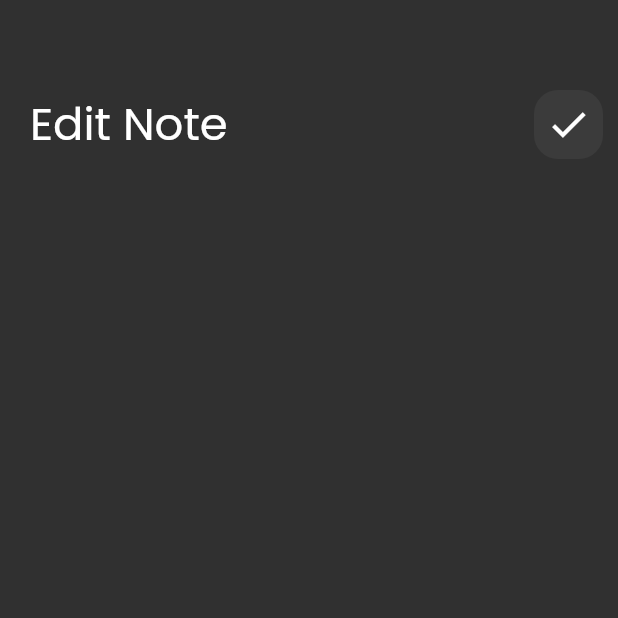
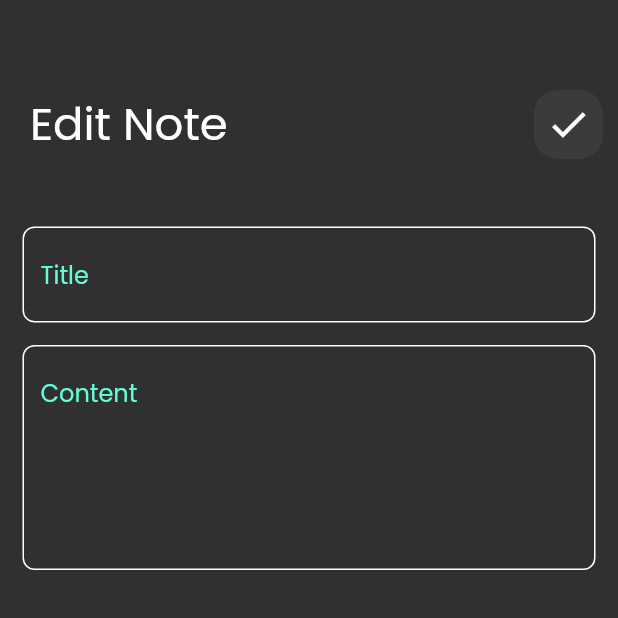
Before and after one commit to ahmedgamal826/notes_app, a Flutter app: the EditNoteView screen opened directly, on a phone screen of 412 x 824 dp, the top half of it. Run offline on Flutter 3.47's test engine with Material 2 defaults, Android fonts, the phone set to English and light mode, and no system bars.

Commit message:
Edit Edit Note View Ui Done

```diff
--- a/lib/views/widgets/edit_note_body.dart
+++ b/lib/views/widgets/edit_note_body.dart
@@ -1,5 +1,7 @@
 import 'package:flutter/material.dart';
 import 'package:notes_app/views/widgets/custom_app_bar.dart';
+
+import 'custom_text_field.dart';
 
 class EditNoteBody extends StatelessWidget {
   const EditNoteBody({super.key});
@@ -17,7 +19,18 @@ class EditNoteBody extends StatelessWidget {
             text: 'Edit Note',
             iconData: Icons.check,
           ),
-        )
+        ),
+        SizedBox(
+          height: 30,
+        ),
+        CustomTextField(
+          hintText: 'Title',
+          maxLines: 1,
+        ),
+        CustomTextField(
+          hintText: 'Content',
+          maxLines: 5,
+        ),
       ],
     );
   }
```
